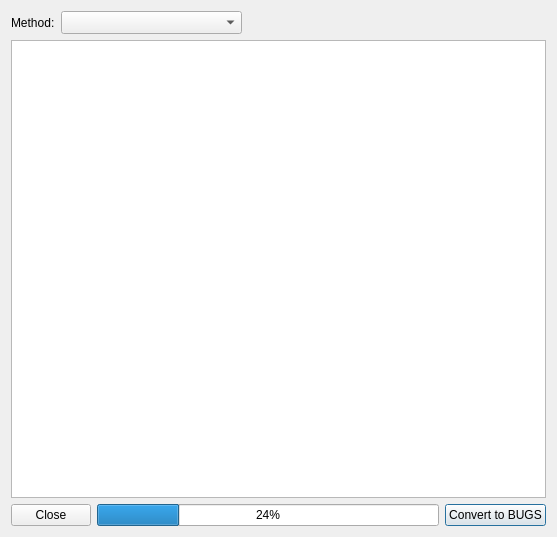
Before: the Qt Designer form plugin/nbEditor_dialog_base.ui in solymosin/maps2winbugs, drawn with Qt 5.
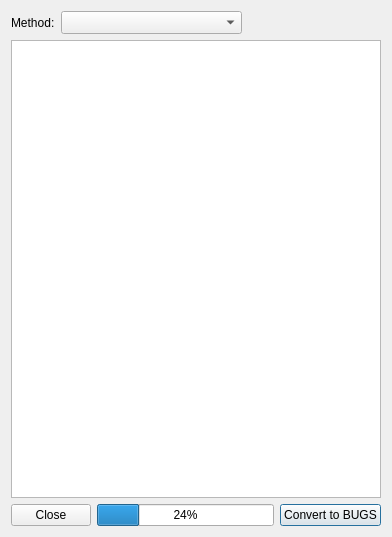
After: the same form once the commit is applied.

Patch:
```diff
--- a/plugin/nbEditor_dialog_base.ui
+++ b/plugin/nbEditor_dialog_base.ui
@@ -6,7 +6,7 @@
    <rect>
     <x>0</x>
     <y>0</y>
-    <width>557</width>
+    <width>392</width>
     <height>537</height>
    </rect>
   </property>
@@ -14,7 +14,7 @@
    <string>Neighbouring list</string>
   </property>
   <layout class="QGridLayout" name="gridLayout">
-   <item row="0" column="0" colspan="2">
+   <item row="0" column="0" colspan="3">
     <layout class="QHBoxLayout" name="horizontalLayout_2">
      <item>
       <widget class="QLabel" name="label">
```
